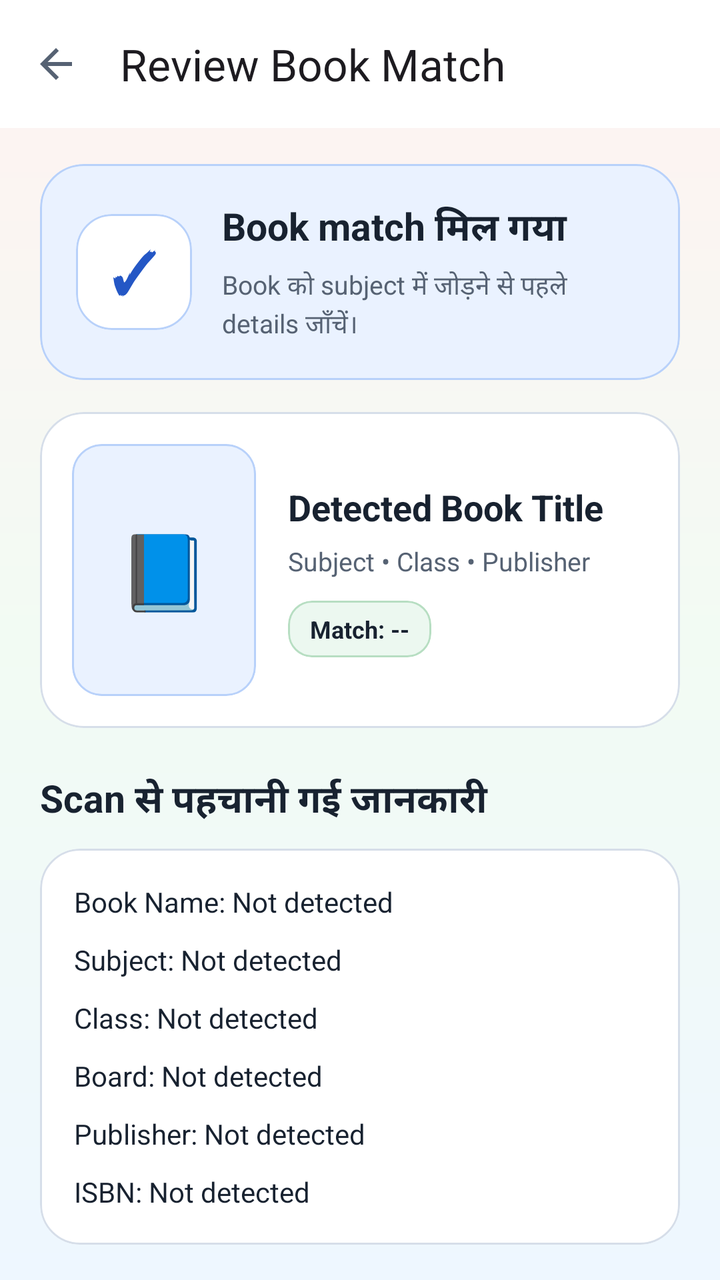
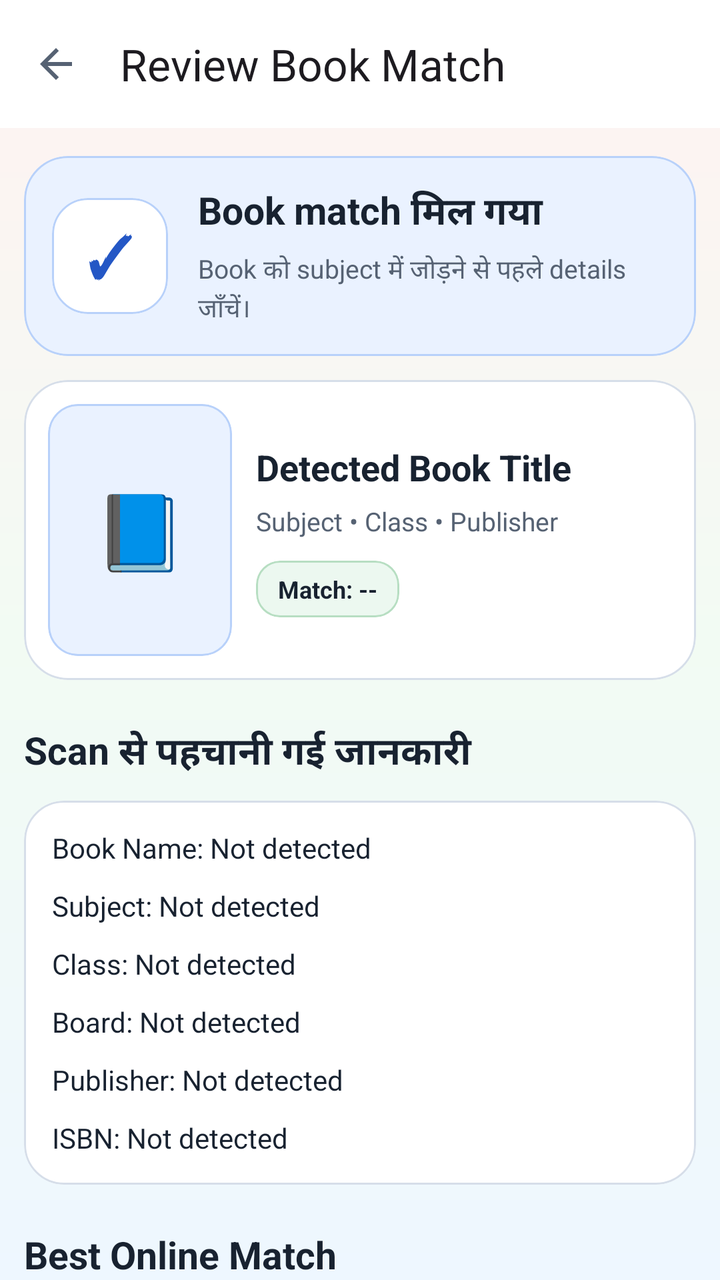

An Android layout rendered at two revisions. The XML below is the earlier revision; the diff shows what the commit changed to produce the second picture.
<!-- AndroidManifest.xml: application theme Theme.StudySaathi -->
<!-- res/layout/activity_book_match_review.xml -->
<?xml version="1.0" encoding="utf-8"?>
<androidx.coordinatorlayout.widget.CoordinatorLayout
    xmlns:android="http://schemas.android.com/apk/res/android"
    xmlns:app="http://schemas.android.com/apk/res-auto"
    android:id="@+id/bookMatchReviewRoot"
    android:layout_width="match_parent"
    android:layout_height="match_parent"
    android:background="@drawable/bg_app_soft_mix">

    <androidx.core.widget.NestedScrollView
        android:id="@+id/scrollBookMatchReview"
        android:layout_width="match_parent"
        android:layout_height="match_parent"
        android:clipToPadding="false"
        android:fillViewport="true"
        android:overScrollMode="never">

        <LinearLayout
            android:id="@+id/contentBookMatchReview"
            android:layout_width="match_parent"
            android:layout_height="wrap_content"
            android:orientation="vertical"
            android:paddingBottom="36dp">

            <com.google.android.material.appbar.MaterialToolbar
                android:id="@+id/toolbarBookMatchReview"
                android:layout_width="match_parent"
                android:layout_height="?attr/actionBarSize"
                android:background="@color/ss_surface"
                app:navigationIcon="@drawable/ic_arrow_back"
                app:title="Review Book Match"
                app:titleCentered="false" />

            <LinearLayout
                android:layout_width="match_parent"
                android:layout_height="wrap_content"
                android:orientation="vertical"
                android:paddingStart="20dp"
                android:paddingTop="18dp"
                android:paddingEnd="20dp">

                
                <com.google.android.material.card.MaterialCardView
                    android:id="@+id/cardReviewStatus"
                    android:layout_width="match_parent"
                    android:layout_height="wrap_content"
                    app:cardBackgroundColor="@color/ss_blue_soft"
                    app:cardCornerRadius="22dp"
                    app:cardElevation="0dp"
                    app:strokeColor="@color/ss_blue_border"
                    app:strokeWidth="1dp">

                    <LinearLayout
                        android:layout_width="match_parent"
                        android:layout_height="wrap_content"
                        android:gravity="center_vertical"
                        android:orientation="horizontal"
                        android:padding="18dp">

                        <com.google.android.material.card.MaterialCardView
                            android:layout_width="58dp"
                            android:layout_height="58dp"
                            app:cardBackgroundColor="@color/ss_surface"
                            app:cardCornerRadius="18dp"
                            app:cardElevation="0dp"
                            app:strokeColor="@color/ss_blue_border"
                            app:strokeWidth="1dp">

                            <TextView
                                android:id="@+id/textReviewStatusIcon"
                                android:layout_width="match_parent"
                                android:layout_height="match_parent"
                                android:gravity="center"
                                android:importantForAccessibility="no"
                                android:text="✓"
                                android:textColor="@color/ss_primary"
                                android:textSize="28sp"
                                android:textStyle="bold" />

                        </com.google.android.material.card.MaterialCardView>

                        <LinearLayout
                            android:layout_width="0dp"
                            android:layout_height="wrap_content"
                            android:layout_marginStart="15dp"
                            android:layout_weight="1"
                            android:orientation="vertical">

                            <TextView
                                android:id="@+id/textReviewStatusTitle"
                                android:layout_width="match_parent"
                                android:layout_height="wrap_content"
                                android:fontFamily="sans-serif-rounded"
                                android:text="Book match मिल गया"
                                android:textColor="@color/ss_text_primary"
                                android:textSize="19sp"
                                android:textStyle="bold" />

                            <TextView
                                android:id="@+id/textReviewStatusDescription"
                                android:layout_width="match_parent"
                                android:layout_height="wrap_content"
                                android:layout_marginTop="5dp"
                                android:lineSpacingExtra="2dp"
                                android:text="Book को subject में जोड़ने से पहले details जाँचें।"
                                android:textColor="@color/ss_text_secondary"
                                android:textSize="13sp" />

                        </LinearLayout>

                    </LinearLayout>

                </com.google.android.material.card.MaterialCardView>

                
                <com.google.android.material.card.MaterialCardView
                    android:id="@+id/cardReviewedBookCover"
                    android:layout_width="match_parent"
                    android:layout_height="wrap_content"
                    android:layout_marginTop="16dp"
                    app:cardBackgroundColor="@color/ss_surface"
                    app:cardCornerRadius="22dp"
                    app:cardElevation="0dp"
                    app:strokeColor="@color/ss_outline"
                    app:strokeWidth="1dp">

                    <LinearLayout
                        android:layout_width="match_parent"
                        android:layout_height="wrap_content"
                        android:gravity="center_vertical"
                        android:orientation="horizontal"
                        android:padding="16dp">

                        <com.google.android.material.card.MaterialCardView
                            android:layout_width="92dp"
                            android:layout_height="126dp"
                            app:cardBackgroundColor="@color/ss_blue_soft"
                            app:cardCornerRadius="15dp"
                            app:cardElevation="0dp"
                            app:strokeColor="@color/ss_blue_border"
                            app:strokeWidth="1dp">

                            <FrameLayout
                                android:layout_width="match_parent"
                                android:layout_height="match_parent">

                                <TextView
                                    android:id="@+id/textReviewedCoverPlaceholder"
                                    android:layout_width="match_parent"
                                    android:layout_height="match_parent"
                                    android:gravity="center"
                                    android:importantForAccessibility="no"
                                    android:text="📘"
                                    android:textSize="37sp" />

                                <ImageView
                                    android:id="@+id/imageReviewedBookCover"
                                    android:layout_width="match_parent"
                                    android:layout_height="match_parent"
                                    android:contentDescription="Scanned school book cover"
                                    android:scaleType="centerCrop"
                                    android:visibility="gone" />

                            </FrameLayout>

                        </com.google.android.material.card.MaterialCardView>

                        <LinearLayout
                            android:layout_width="0dp"
                            android:layout_height="wrap_content"
                            android:layout_marginStart="16dp"
                            android:layout_weight="1"
                            android:orientation="vertical">

                            <TextView
                                android:id="@+id/textReviewedBookTitle"
                                android:layout_width="match_parent"
                                android:layout_height="wrap_content"
                                android:fontFamily="sans-serif-rounded"
                                android:maxLines="3"
                                android:text="Detected Book Title"
                                android:textColor="@color/ss_text_primary"
                                android:textSize="18sp"
                                android:textStyle="bold" />

                            <TextView
                                android:id="@+id/textReviewedBookSubtitle"
                                android:layout_width="match_parent"
                                android:layout_height="wrap_content"
                                android:layout_marginTop="6dp"
                                android:lineSpacingExtra="2dp"
                                android:maxLines="3"
                                android:text="Subject • Class • Publisher"
                                android:textColor="@color/ss_text_secondary"
                                android:textSize="13sp" />

                            <com.google.android.material.card.MaterialCardView
                                android:layout_width="wrap_content"
                                android:layout_height="wrap_content"
                                android:layout_marginTop="11dp"
                                app:cardBackgroundColor="@color/ss_green_soft"
                                app:cardCornerRadius="12dp"
                                app:cardElevation="0dp"
                                app:strokeColor="@color/ss_green_border"
                                app:strokeWidth="1dp">

                                <TextView
                                    android:id="@+id/textMatchConfidenceChip"
                                    android:layout_width="wrap_content"
                                    android:layout_height="wrap_content"
                                    android:paddingStart="11dp"
                                    android:paddingTop="6dp"
                                    android:paddingEnd="11dp"
                                    android:paddingBottom="6dp"
                                    android:text="Match: --"
                                    android:textColor="@color/ss_text_primary"
                                    android:textSize="12sp"
                                    android:textStyle="bold" />

                            </com.google.android.material.card.MaterialCardView>

                        </LinearLayout>

                    </LinearLayout>

                </com.google.android.material.card.MaterialCardView>

                
                <TextView
                    android:layout_width="match_parent"
                    android:layout_height="wrap_content"
                    android:layout_marginTop="22dp"
                    android:fontFamily="sans-serif-rounded"
                    android:text="Scan से पहचानी गई जानकारी"
                    android:textColor="@color/ss_text_primary"
                    android:textSize="19sp"
                    android:textStyle="bold" />

                <com.google.android.material.card.MaterialCardView
                    android:id="@+id/cardDetectedBookInformation"
                    android:layout_width="match_parent"
                    android:layout_height="wrap_content"
                    android:layout_marginTop="10dp"
                    app:cardBackgroundColor="@color/ss_surface"
                    app:cardCornerRadius="20dp"
                    app:cardElevation="0dp"
                    app:strokeColor="@color/ss_outline"
                    app:strokeWidth="1dp">

                    <LinearLayout
                        android:layout_width="match_parent"
                        android:layout_height="wrap_content"
                        android:orientation="vertical"
                        android:padding="17dp">

                        <TextView
                            android:id="@+id/textDetectedBookName"
                            android:layout_width="match_parent"
                            android:layout_height="wrap_content"
                            android:text="Book Name: Not detected"
                            android:textColor="@color/ss_text_primary"
                            android:textSize="14sp" />

                        <TextView
                            android:id="@+id/textDetectedSubject"
                            android:layout_width="match_parent"
                            android:layout_height="wrap_content"
                            android:layout_marginTop="10dp"
                            android:text="Subject: Not detected"
                            android:textColor="@color/ss_text_primary"
                            android:textSize="14sp" />

                        <TextView
                            android:id="@+id/textDetectedClass"
                            android:layout_width="match_parent"
                            android:layout_height="wrap_content"
                            android:layout_marginTop="10dp"
                            android:text="Class: Not detected"
                            android:textColor="@color/ss_text_primary"
                            android:textSize="14sp" />

                        <TextView
                            android:id="@+id/textDetectedBoard"
                            android:layout_width="match_parent"
                            android:layout_height="wrap_content"
                            android:layout_marginTop="10dp"
                            android:text="Board: Not detected"
                            android:textColor="@color/ss_text_primary"
                            android:textSize="14sp" />

                        <TextView
                            android:id="@+id/textDetectedPublisher"
                            android:layout_width="match_parent"
                            android:layout_height="wrap_content"
                            android:layout_marginTop="10dp"
                            android:text="Publisher: Not detected"
                            android:textColor="@color/ss_text_primary"
                            android:textSize="14sp" />

                        <TextView
                            android:id="@+id/textDetectedIsbn"
                            android:layout_width="match_parent"
                            android:layout_height="wrap_content"
                            android:layout_marginTop="10dp"
                            android:text="ISBN: Not detected"
                            android:textColor="@color/ss_text_primary"
                            android:textSize="14sp" />

                    </LinearLayout>

                </com.google.android.material.card.MaterialCardView>

                
                <TextView
                    android:layout_width="match_parent"
                    android:layout_height="wrap_content"
                    android:layout_marginTop="22dp"
                    android:fontFamily="sans-serif-rounded"
                    android:text="Best Online Match"
                    android:textColor="@color/ss_text_primary"
                    android:textSize="19sp"
                    android:textStyle="bold" />

                <com.google.android.material.card.MaterialCardView
                    android:id="@+id/cardOnlineBookMatch"
                    android:layout_width="match_parent"
                    android:layout_height="wrap_content"
                    android:layout_marginTop="10dp"
                    app:cardBackgroundColor="@color/ss_teal_soft"
                    app:cardCornerRadius="20dp"
                    app:cardElevation="0dp"
                    app:strokeColor="@color/ss_teal_border"
                    app:strokeWidth="1dp">

                    <LinearLayout
                        android:layout_width="match_parent"
                        android:layout_height="wrap_content"
                        android:orientation="vertical"
                        android:padding="17dp">

                        <TextView
                            android:id="@+id/textOnlineBookTitle"
                            android:layout_width="match_parent"
                            android:layout_height="wrap_content"
                            android:fontFamily="sans-serif-rounded"
                            android:text="No online match available"
                            android:textColor="@color/ss_text_primary"
                            android:textSize="17sp"
                            android:textStyle="bold" />

                        <TextView
                            android:id="@+id/textOnlineBookAuthor"
                            android:layout_width="match_parent"
                            android:layout_height="wrap_content"
                            android:layout_marginTop="8dp"
                            android:text="Author: Not available"
                            android:textColor="@color/ss_text_secondary"
                            android:textSize="13sp" />

                        <TextView
                            android:id="@+id/textOnlineBookPublisher"
                            android:layout_width="match_parent"
                            android:layout_height="wrap_content"
                            android:layout_marginTop="7dp"
                            android:text="Publisher: Not available"
                            android:textColor="@color/ss_text_secondary"
                            android:textSize="13sp" />

                        <TextView
                            android:id="@+id/textOnlineBookIsbn"
                            android:layout_width="match_parent"
                            android:layout_height="wrap_content"
                            android:layout_marginTop="7dp"
                            android:text="ISBN: Not available"
                            android:textColor="@color/ss_text_secondary"
                            android:textSize="13sp" />

                        <TextView
                            android:id="@+id/textOnlineBookSource"
                            android:layout_width="match_parent"
                            android:layout_height="wrap_content"
                            android:layout_marginTop="7dp"
                            android:text="Source: Not available"
                            android:textColor="@color/ss_text_secondary"
                            android:textSize="13sp" />

                        <TextView
                            android:id="@+id/textOnlineBookAccess"
                            android:layout_width="match_parent"
                            android:layout_height="wrap_content"
                            android:layout_marginTop="7dp"
                            android:text="Access: Metadata only"
                            android:textColor="@color/ss_text_secondary"
                            android:textSize="13sp" />

                        <com.google.android.material.button.MaterialButton
                            android:id="@+id/buttonPreviewOnlineBook"
                            style="@style/Widget.StudySaathi.Button.Outlined"
                            android:layout_width="match_parent"
                            android:layout_height="wrap_content"
                            android:layout_marginTop="14dp"
                            android:minHeight="48dp"
                            android:text="Online Preview देखें"
                            android:textAllCaps="false"
                            android:visibility="gone" />

                    </LinearLayout>

                </com.google.android.material.card.MaterialCardView>

                
                <com.google.android.material.card.MaterialCardView
                    android:id="@+id/cardBookReviewWarnings"
                    android:layout_width="match_parent"
                    android:layout_height="wrap_content"
                    android:layout_marginTop="16dp"
                    android:visibility="gone"
                    app:cardBackgroundColor="@color/ss_blue_soft"
                    app:cardCornerRadius="20dp"
                    app:cardElevation="0dp"
                    app:strokeColor="@color/ss_blue_border"
                    app:strokeWidth="1dp">

                    <LinearLayout
                        android:layout_width="match_parent"
                        android:layout_height="wrap_content"
                        android:orientation="vertical"
                        android:padding="17dp">

                        <TextView
                            android:layout_width="match_parent"
                            android:layout_height="wrap_content"
                            android:fontFamily="sans-serif-rounded"
                            android:text="Parent Review Notes"
                            android:textColor="@color/ss_text_primary"
                            android:textSize="16sp"
                            android:textStyle="bold" />

                        <TextView
                            android:id="@+id/textBookReviewWarnings"
                            android:layout_width="match_parent"
                            android:layout_height="wrap_content"
                            android:layout_marginTop="8dp"
                            android:lineSpacingExtra="3dp"
                            android:textColor="@color/ss_text_secondary"
                            android:textSize="13sp" />

                    </LinearLayout>

                </com.google.android.material.card.MaterialCardView>

                
                <com.google.android.material.card.MaterialCardView
                    android:layout_width="match_parent"
                    android:layout_height="wrap_content"
                    android:layout_marginTop="16dp"
                    app:cardBackgroundColor="@color/ss_green_soft"
                    app:cardCornerRadius="18dp"
                    app:cardElevation="0dp"
                    app:strokeColor="@color/ss_green_border"
                    app:strokeWidth="1dp">

                    <TextView
                        android:layout_width="match_parent"
                        android:layout_height="wrap_content"
                        android:lineSpacingExtra="3dp"
                        android:padding="16dp"
                        android:text="यह result केवल पुस्तक पहचानने के लिए है। Parent confirmation के बाद ही इसे student curriculum में जोड़ा जाएगा।"
                        android:textColor="@color/ss_text_secondary"
                        android:textSize="12sp" />

                </com.google.android.material.card.MaterialCardView>

                <com.google.android.material.button.MaterialButton
                    android:id="@+id/buttonConfirmAndAddBook"
                    style="@style/Widget.StudySaathi.Button.Primary"
                    android:layout_width="match_parent"
                    android:layout_height="wrap_content"
                    android:layout_marginTop="20dp"
                    android:enabled="false"
                    android:minHeight="54dp"
                    android:text="Confirm करके Book जोड़ें"
                    android:textAllCaps="false"
                    android:textSize="16sp" />

                <com.google.android.material.button.MaterialButton
                    android:id="@+id/buttonEditBookInformation"
                    style="@style/Widget.StudySaathi.Button.Outlined"
                    android:layout_width="match_parent"
                    android:layout_height="wrap_content"
                    android:layout_marginTop="11dp"
                    android:minHeight="52dp"
                    android:text="Book Information सुधारें"
                    android:textAllCaps="false"
                    android:textSize="15sp" />

                <com.google.android.material.button.MaterialButton
                    android:id="@+id/buttonScanAnotherCover"
                    style="@style/Widget.Material3.Button.TextButton"
                    android:layout_width="match_parent"
                    android:layout_height="wrap_content"
                    android:layout_marginTop="7dp"
                    android:minHeight="48dp"
                    android:text="दूसरा Book Cover Scan करें"
                    android:textAllCaps="false"
                    android:textColor="@color/ss_primary"
                    android:textSize="14sp" />

            </LinearLayout>

        </LinearLayout>

    </androidx.core.widget.NestedScrollView>

</androidx.coordinatorlayout.widget.CoordinatorLayout>
<!-- resources referenced by this layout -->
<resources>
  <color name="ss_blue_border">#B8D1FA</color>
  <color name="ss_blue_soft">#EAF2FF</color>
  <color name="ss_green_border">#B7DEC2</color>
  <color name="ss_green_soft">#ECF8F0</color>
  <color name="ss_outline">#D6DEE9</color>
  <color name="ss_primary">#2457C5</color>
  <color name="ss_surface">#FFFFFF</color>
  <color name="ss_teal_border">#B4DCDC</color>
  <color name="ss_teal_soft">#EAF8F8</color>
  <color name="ss_text_primary">#182230</color>
  <color name="ss_text_secondary">#566273</color>
  <!-- drawable bg_app_soft_mix (drawable) -->
  <?xml version="1.0" encoding="utf-8"?>
  <shape xmlns:android="http://schemas.android.com/apk/res/android"
      android:shape="rectangle">
  
      <gradient
          android:angle="270"
          android:centerColor="#F2FBF3"
          android:endColor="#EEF7FF"
          android:startColor="#FFF2F2"
          android:type="linear" />
  
  </shape>
  <!-- drawable ic_arrow_back (drawable) -->
  <?xml version="1.0" encoding="utf-8"?>
  <vector xmlns:android="http://schemas.android.com/apk/res/android"
      android:width="24dp"
      android:height="24dp"
      android:viewportWidth="24"
      android:viewportHeight="24">
  
      <path
          android:fillColor="?attr/colorControlNormal"
          android:pathData="M20,11H7.83l5.59,-5.59L12,4l-8,8 8,8 1.42,-1.41L7.83,13H20v-2z" />
  
  </vector>
  <style name="Widget.StudySaathi.Button.Outlined" parent="Widget.Material3.Button.OutlinedButton">
          <item name="cornerRadius">18dp</item>
          <item name="android:minHeight">56dp</item>
          <item name="android:textStyle">bold</item>
          <item name="strokeColor">@color/ss_outline_strong</item>
          <item name="android:textColor">@color/ss_primary</item>
      </style>
  <style name="Widget.StudySaathi.Button.Primary" parent="Widget.Material3.Button">
          <item name="cornerRadius">18dp</item>
          <item name="android:minHeight">56dp</item>
          <item name="android:textStyle">bold</item>
          <item name="backgroundTint">@color/ss_primary</item>
          <item name="android:textColor">@color/ss_on_primary</item>
      </style>
  <color name="ss_outline_strong">#B9C5D5</color>
  <color name="ss_on_primary">#FFFFFF</color>
  <color name="ss_primary_dark">#173F99</color>
  <color name="ss_secondary">#087F8C</color>
  <color name="ss_on_secondary">#FFFFFF</color>
  <color name="ss_tertiary">#8A5A00</color>
  <color name="ss_on_tertiary">#FFFFFF</color>
  <color name="ss_yellow_soft">#FFF8E8</color>
  <color name="ss_background">#F7F9FC</color>
  <color name="ss_surface_soft">#F0F4FA</color>
  <color name="ss_error">#BA1A1A</color>
  <color name="white">#FFFFFFFF</color>
  <color name="ss_red_soft">#FFF0F0</color>
  <!-- unchanged entries left out for length: 1 -->
</resources>

<!-- the commit's change to res/layout/activity_book_match_review.xml (unified diff, before → after) -->
@@ -20,7 +20,7 @@
             android:layout_width="match_parent"
             android:layout_height="wrap_content"
             android:orientation="vertical"
-            android:paddingBottom="36dp">
+            android:paddingBottom="12dp">
 
             <com.google.android.material.appbar.MaterialToolbar
                 android:id="@+id/toolbarBookMatchReview"
@@ -35,9 +35,9 @@
                 android:layout_width="match_parent"
                 android:layout_height="wrap_content"
                 android:orientation="vertical"
-                android:paddingStart="20dp"
-                android:paddingTop="18dp"
-                android:paddingEnd="20dp">
+                android:paddingStart="12dp"
+                android:paddingTop="14dp"
+                android:paddingEnd="12dp">
 
                 
                 <com.google.android.material.card.MaterialCardView
@@ -55,7 +55,7 @@
                         android:layout_height="wrap_content"
                         android:gravity="center_vertical"
                         android:orientation="horizontal"
-                        android:padding="18dp">
+                        android:padding="14dp">
 
                         <com.google.android.material.card.MaterialCardView
                             android:layout_width="58dp"
@@ -117,7 +117,7 @@
                     android:id="@+id/cardReviewedBookCover"
                     android:layout_width="match_parent"
                     android:layout_height="wrap_content"
-                    android:layout_marginTop="16dp"
+                    android:layout_marginTop="12dp"
                     app:cardBackgroundColor="@color/ss_surface"
                     app:cardCornerRadius="22dp"
                     app:cardElevation="0dp"
@@ -129,7 +129,7 @@
                         android:layout_height="wrap_content"
                         android:gravity="center_vertical"
                         android:orientation="horizontal"
-                        android:padding="16dp">
+                        android:padding="12dp">
 
                         <com.google.android.material.card.MaterialCardView
                             android:layout_width="92dp"
@@ -168,7 +168,7 @@
                         <LinearLayout
                             android:layout_width="0dp"
                             android:layout_height="wrap_content"
-                            android:layout_marginStart="16dp"
+                            android:layout_marginStart="12dp"
                             android:layout_weight="1"
                             android:orientation="vertical">
 
@@ -251,7 +251,7 @@
                         android:layout_width="match_parent"
                         android:layout_height="wrap_content"
                         android:orientation="vertical"
-                        android:padding="17dp">
+                        android:padding="14dp">
 
                         <TextView
                             android:id="@+id/textDetectedBookName"
@@ -336,7 +336,7 @@
                         android:layout_width="match_parent"
                         android:layout_height="wrap_content"
                         android:orientation="vertical"
-                        android:padding="17dp">
+                        android:padding="14dp">
 
                         <TextView
                             android:id="@+id/textOnlineBookTitle"
@@ -413,7 +413,7 @@
                     android:id="@+id/cardBookReviewWarnings"
                     android:layout_width="match_parent"
                     android:layout_height="wrap_content"
-                    android:layout_marginTop="16dp"
+                    android:layout_marginTop="12dp"
                     android:visibility="gone"
                     app:cardBackgroundColor="@color/ss_blue_soft"
                     app:cardCornerRadius="20dp"
@@ -425,7 +425,7 @@
                         android:layout_width="match_parent"
                         android:layout_height="wrap_content"
                         android:orientation="vertical"
-                        android:padding="17dp">
+                        android:padding="14dp">
 
                         <TextView
                             android:layout_width="match_parent"
@@ -453,7 +453,7 @@
                 <com.google.android.material.card.MaterialCardView
                     android:layout_width="match_parent"
                     android:layout_height="wrap_content"
-                    android:layout_marginTop="16dp"
+                    android:layout_marginTop="12dp"
                     app:cardBackgroundColor="@color/ss_green_soft"
                     app:cardCornerRadius="18dp"
                     app:cardElevation="0dp"
@@ -464,7 +464,7 @@
                         android:layout_width="match_parent"
                         android:layout_height="wrap_content"
                         android:lineSpacingExtra="3dp"
-                        android:padding="16dp"
+                        android:padding="12dp"
                         android:text="यह result केवल पुस्तक पहचानने के लिए है। Parent confirmation के बाद ही इसे student curriculum में जोड़ा जाएगा।"
                         android:textColor="@color/ss_text_secondary"
                         android:textSize="12sp" />
@@ -476,7 +476,7 @@
                     style="@style/Widget.StudySaathi.Button.Primary"
                     android:layout_width="match_parent"
                     android:layout_height="wrap_content"
-                    android:layout_marginTop="20dp"
+                    android:layout_marginTop="12dp"
                     android:enabled="false"
                     android:minHeight="54dp"
                     android:text="Confirm करके Book जोड़ें"
